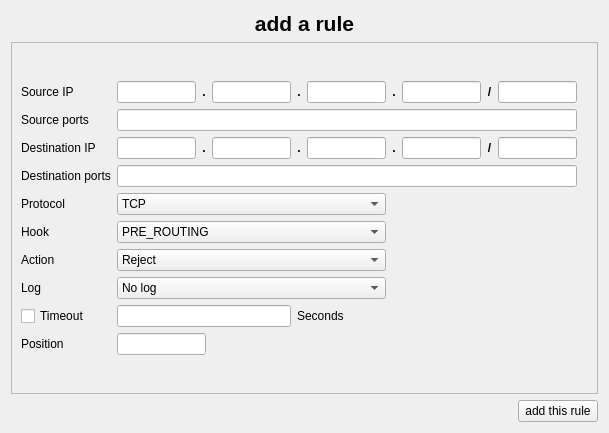
The window that user/rule_adder.ui (Hornos3/CoLin-Firewall) describes before a commit, drawn with Qt 5.
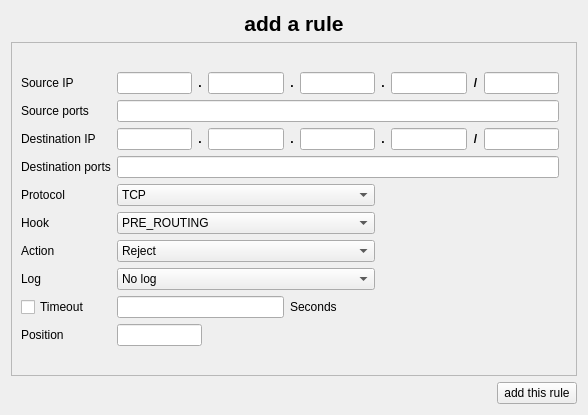
The same window after the commit.

Commit message: HUST Curriculum Design -- Firewall for Linux. Version 1.3 Update: Now we can change a rule. Fixed more bugs.

What changed in the file:
```diff
--- a/user/rule_adder.ui
+++ b/user/rule_adder.ui
@@ -6,8 +6,8 @@
    <rect>
     <x>0</x>
     <y>0</y>
-    <width>609</width>
-    <height>433</height>
+    <width>588</width>
+    <height>415</height>
    </rect>
   </property>
   <property name="windowTitle">
@@ -41,8 +41,8 @@
        <rect>
         <x>0</x>
         <y>0</y>
-        <width>589</width>
-        <height>349</height>
+        <width>554</width>
+        <height>344</height>
        </rect>
       </property>
       <layout class="QGridLayout" name="gridLayout_3">
```
The commit also changes 19 other files.
